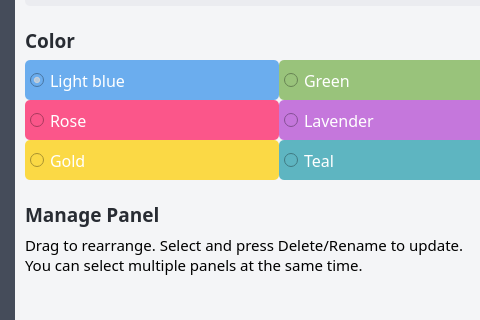
Old version of the form src/ui/board_settings.ui in the repository dulapahv/Kanbaru; both pictures show x 0 to 480 and y 152 to 472 of the 576 by 678 pixel window.
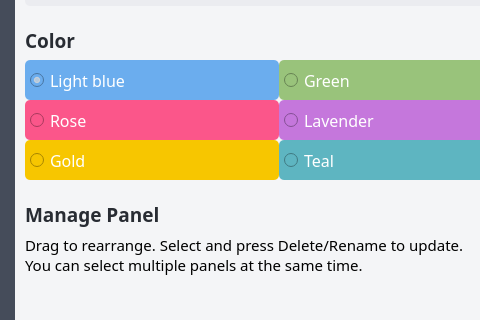
New version of the form. Icons and pictures are not drawn.

Commit message: Fix incorrect yellow color radio button in board settings page

```diff
--- a/src/ui/board_settings.ui
+++ b/src/ui/board_settings.ui
@@ -138,7 +138,7 @@
              <property name="geometry">
               <rect>
                <x>0</x>
-               <y>-51</y>
+               <y>0</y>
                <width>516</width>
                <height>673</height>
               </rect>
@@ -340,7 +340,7 @@
                          <enum>Qt::TabFocus</enum>
                         </property>
                         <property name="styleSheet">
-                         <string notr="true">QRadioButton {background-color: #fbd945; color: #ffffff; padding: 0px 5px 0px 5px;}
+                         <string notr="true">QRadioButton {background-color: #f7c600; color: #ffffff; padding: 0px 5px 0px 5px;}
 QRadioButton:focus {border-color: #000000; border-width: 1.5px; border-style: solid; padding: 0px 3px 0px 3px;}</string>
                         </property>
                         <property name="text">
```
The commit also changes 1 other file.
